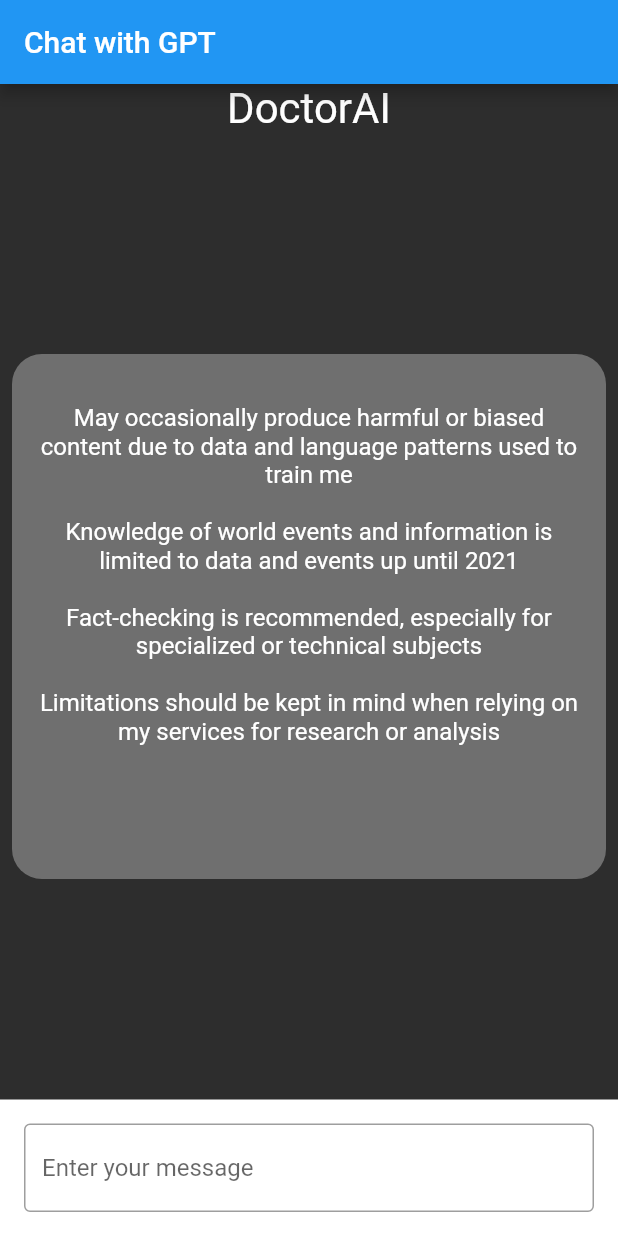
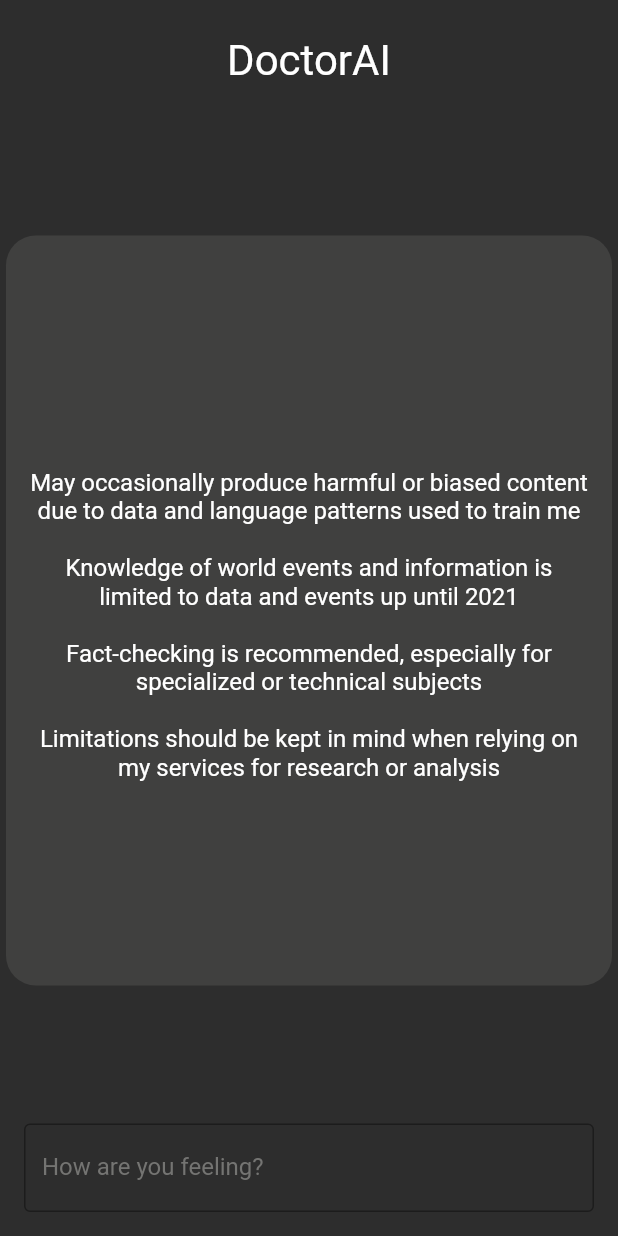
Before and after one commit to tiagomonteiro0715/hackaton-tiago-marcelo, a Flutter app: the screen it shows after launch, on a phone screen of 412 x 824 dp. Run offline on Flutter 3.47's test engine with Material 2 defaults, Android fonts, the phone set to English and light mode, and no system bars; missing offline and left inert: dart_openai.

Commit message:
Version 1 Basics

```diff
--- a/lib/main.dart
+++ b/lib/main.dart
@@ -48,7 +48,6 @@ class _ChatGPTAnswerState extends State<ChatGPTAnswer> {
   ///
   /// Returns:
   ///   A string of text.
-
   Future<String> _generateTextFromChatGPTAPI(String gptPrompt) async {
     String API_KEY = "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";
     OpenAI.apiKey = API_KEY;
@@ -57,17 +56,11 @@ class _ChatGPTAnswerState extends State<ChatGPTAnswer> {
       final completion = await OpenAI.instance.completion.create(
         model: "text-davinci-003",
         prompt: """
-
 I want you to act as a doctor and come up with creative treatments for illnesses or diseases.
-
 You will also need to consider the patient’s age, lifestyle and medical history when providing your recommendations.
-
 Only anwer in bullet points within the categories: conventional medicines, herbal remedies and other natural alternatives.
-
 Do not surpass 200 tokens
-
 My first suggestion request is “$gptPrompt”.
-
 """,
         maxTokens: 10,
       );
@@ -92,16 +85,19 @@ My first suggestion request is “$gptPrompt”.
     return Scaffold(
       /// Creating the app bar.
       backgroundColor: Color.fromARGB(255, 45, 45, 45),
-      appBar: AppBar(
-        title: const Text('Chat with GPT'),
-      ),
       body: Column(
         mainAxisAlignment: MainAxisAlignment.spaceBetween,
         crossAxisAlignment: CrossAxisAlignment.center,
         children: [
           /// Creating a text field.
-          Text("DoctorAI",
-              textScaleFactor: 2, style: TextStyle(color: Colors.white)),
+          Center(
+            child: Padding(
+              padding: const EdgeInsets.all(24.0),
+              child: Text("DoctorAI",
+                  textScaleFactor: 2, style: TextStyle(color: Colors.white)),
+            ),
+          ),
+
           Expanded(
             child: FutureBuilder<String>(
               future: _generateTextFromChatGPTAPI(_prompt),
@@ -112,15 +108,16 @@ My first suggestion request is “$gptPrompt”.
                 if (snapshot.hasData) {
                   children = <Widget>[
                     Padding(
-                      padding: const EdgeInsets.all(8.0),
+                      padding: const EdgeInsets.all(4.0),
                       child: Container(
+                        alignment: Alignment.center,
                         width: 1000,
-                        height: 350,
+                        height: 500,
                         padding: EdgeInsets.all(
                             14.0), // add some padding to the container
                         decoration: BoxDecoration(
-                          color: Color.fromARGB(255, 111, 111,
-                              111), // set the background color to grey
+                          color: Color.fromARGB(255, 64, 64,
+                              63), // set the background color to grey
                           borderRadius: BorderRadius.circular(
                               20.0), // set the border radius to 10
                         ),
@@ -179,13 +176,15 @@ My first suggestion request is “$gptPrompt”.
           ),
           Container(
             padding: const EdgeInsets.all(16.0),
-            color: Colors.white,
+            color: Color.fromARGB(255, 45, 45, 45),
             child: TextField(
               controller: _controller,
               decoration: const InputDecoration(
-                hintText: 'Enter your message',
+                labelText: 'How are you feeling?',
+                labelStyle:
+                    TextStyle(color: Color.fromARGB(255, 116, 116, 114)),
+                    floatingLabelAlignment: FloatingLabelAlignment.center,
                 border: OutlineInputBorder(),
-                fillColor: Colors.grey,
               ),
 
               /// Setting the value of the text field to the value of the string.
```
